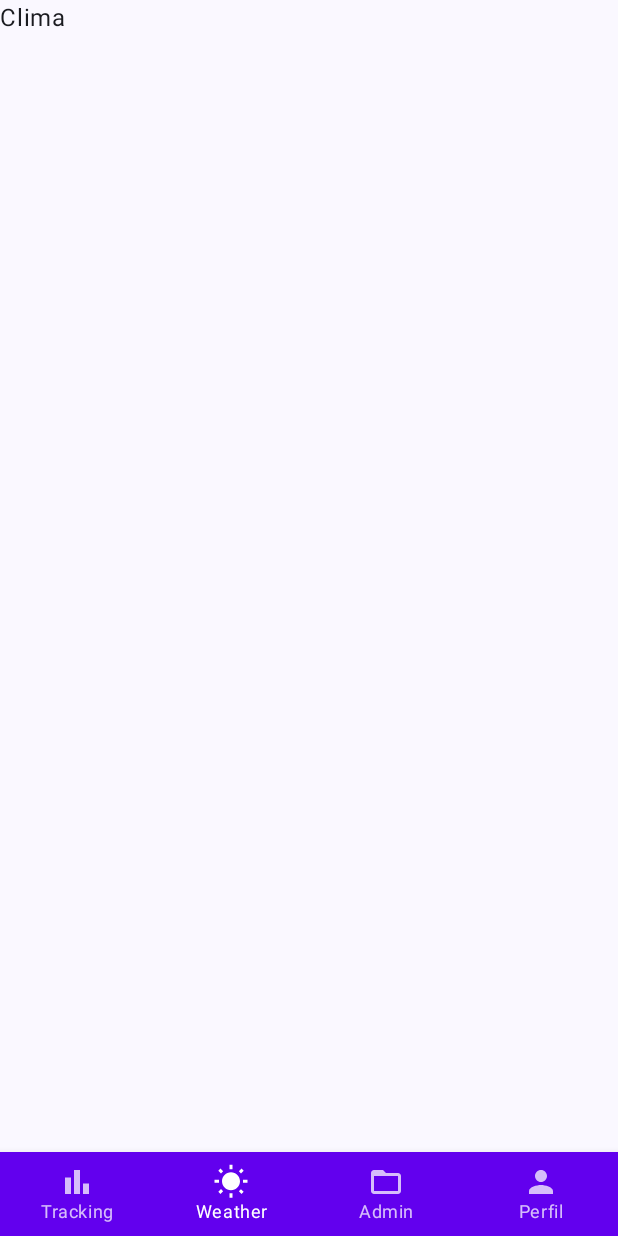
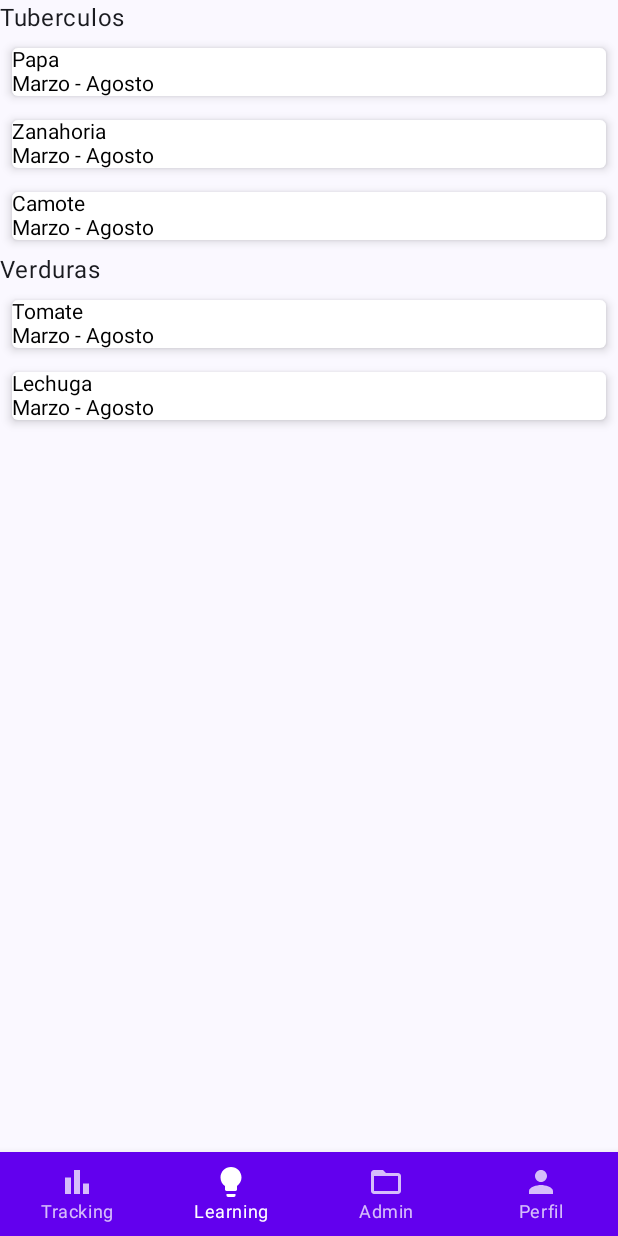
Before and after one commit to MCristina12/ALLPA_IDIC, an Android app built with Jetpack Compose: the screen it shows after launch (MainActivity), item 2 of the bottom bar chosen, on a phone screen of 412 x 824 dp. Run offline under Robolectric (Android 15) with nearby library versions, the phone set to English and light mode, and no system bars.

Commit message:
esqueleto learning

```diff
--- /dev/null
+++ b/app/src/main/java/com/example/idicpatente/learning/LearningScreen.kt
@@ -0,0 +1,31 @@
+package com.example.idicpatente.learning
+
+import androidx.compose.foundation.layout.Column
+import androidx.compose.foundation.layout.fillMaxSize
+import androidx.compose.material3.Text
+import androidx.compose.runtime.Composable
+import androidx.compose.runtime.mutableStateOf
+import androidx.compose.runtime.remember
+import androidx.compose.ui.Modifier
+import androidx.navigation.NavController
+import com.example.idicpatente.learning.components.ProductoComponent
+import com.example.idicpatente.learning.components.ProductoItem
+
+@Composable
+fun LearningScreen(
+    navController: NavController
+){
+
+
+    Column(
+        modifier = Modifier.fillMaxSize()
+    ) {
+        Text(text = "Tuberculos")
+        ProductoItem(producto = "Papa")
+        ProductoItem(producto = "Zanahoria")
+        ProductoItem(producto = "Camote")
+        Text(text = "Verduras")
+        ProductoItem(producto = "Tomate")
+        ProductoItem(producto = "Lechuga")
+    }
+}
--- /dev/null
+++ b/app/src/main/java/com/example/idicpatente/learning/components/ProductoItem.kt
@@ -0,0 +1,42 @@
+package com.example.idicpatente.learning.components
+
+import androidx.compose.foundation.layout.Box
+import androidx.compose.foundation.layout.Column
+import androidx.compose.foundation.layout.fillMaxSize
+import androidx.compose.foundation.layout.fillMaxWidth
+import androidx.compose.foundation.layout.padding
+import androidx.compose.material3.AlertDialog
+import androidx.compose.material.Card
+import androidx.compose.material.ExperimentalMaterialApi
+import androidx.compose.material.Text
+import androidx.compose.runtime.Composable
+import androidx.compose.runtime.mutableStateOf
+import androidx.compose.runtime.remember
+import androidx.compose.ui.Modifier
+import androidx.compose.ui.unit.dp
+import androidx.compose.ui.window.Dialog
+
+@OptIn(ExperimentalMaterialApi::class)
+@Composable
+fun ProductoItem(
+    producto : String
+){
+    val openDialog = remember { mutableStateOf(false)  }
+    Card (
+        modifier = Modifier
+            .fillMaxWidth()
+            .padding(start = 8.dp, end = 8.dp),
+        elevation = 4.dp,
+        onClick = {
+            openDialog.value = true
+        }
+    ) {
+        Column(modifier = Modifier.fillMaxWidth() ){
+            Text(text = producto)
+            Text(text = "Marzo - Agosto")
+        }
+    }
+    if ( openDialog.value ){
+        ProductoComponent(producto, openDialog)
+    }
+}
--- a/app/src/main/java/com/example/idicpatente/main/BottomNavItem.kt
+++ b/app/src/main/java/com/example/idicpatente/main/BottomNavItem.kt
@@ -12,10 +12,10 @@ sealed class BottomNavItem(
         title = "Tracking",
         icon = R.drawable.baseline_bar_chart_24
     )
-    object Weather: BottomNavItem(
-        route = "weather",
-        title = "Weather",
-        icon = R.drawable.baseline_wb_sunny_24
+    object Learning: BottomNavItem(
+        route = "learning",
+        title = "Learning",
+        icon = R.drawable.baseline_lightbulb_24
     )
     object Admin: BottomNavItem(
         route = "admin",
--- a/app/src/main/java/com/example/idicpatente/main/BottomNavigationBar.kt
+++ b/app/src/main/java/com/example/idicpatente/main/BottomNavigationBar.kt
@@ -16,7 +16,7 @@ fun BottomNavigationBar(
 ){
     val items = listOf(
         BottomNavItem.Tracking,
-        BottomNavItem.Weather,
+        BottomNavItem.Learning,
         BottomNavItem.Admin,
         BottomNavItem.Perfil
     )
--- a/app/src/main/java/com/example/idicpatente/main/MainNavigationGraph.kt
+++ b/app/src/main/java/com/example/idicpatente/main/MainNavigationGraph.kt
@@ -5,8 +5,10 @@ import androidx.navigation.NavHostController
 import androidx.navigation.compose.NavHost
 import androidx.navigation.compose.composable
 import com.example.idicpatente.admin.AdminScreen
+import com.example.idicpatente.learning.LearningScreen
 import com.example.idicpatente.perfil.PerfilScreen
 import com.example.idicpatente.tracking.TrackingScreen
+import com.example.idicpatente.weather.FenomenoScreen
 import com.example.idicpatente.weather.WeatherScreen
 
 @Composable
@@ -22,11 +24,17 @@ fun MainNavigationGraph(
         composable("weather"){
             WeatherScreen(navController = navHostController)
         }
+        composable("learning"){
+            LearningScreen(navController = navHostController)
+        }
         composable("admin"){
             AdminScreen(navController = navHostController)
         }
         composable("perfil"){
             PerfilScreen(navController = navHostController)
         }
+        composable("fenomeno"){
+            FenomenoScreen(navController = navHostController)
+        }
     }
 }
--- /dev/null
+++ b/app/src/main/res/drawable/baseline_lightbulb_24.xml
@@ -0,0 +1,5 @@
+<vector android:height="24dp" android:tint="#000000"
+    android:viewportHeight="24" android:viewportWidth="24"
+    android:width="24dp" xmlns:android="http://schemas.android.com/apk/res/android">
+    <path android:fillColor="@android:color/white" android:pathData="M9,21c0,0.5 0.4,1 1,1h4c0.6,0 1,-0.5 1,-1v-1L9,20v1zM12,2C8.1,2 5,5.1 5,9c0,2.4 1.2,4.5 3,5.7L8,17c0,0.5 0.4,1 1,1h6c0.6,0 1,-0.5 1,-1v-2.3c1.8,-1.3 3,-3.4 3,-5.7 0,-3.9 -3.1,-7 -7,-7z"/>
+</vector>
```
Also changed, not shown: app/src/main/java/com/example/idicpatente/learning/components/ProductoComponent.kt (added, +37 -0 lines), app/src/main/java/com/example/idicpatente/weather/FenomenoScreen.kt (added, +11 -0 lines), app/src/main/java/com/example/idicpatente/weather/WeatherScreen.kt (+13 -1 lines).
